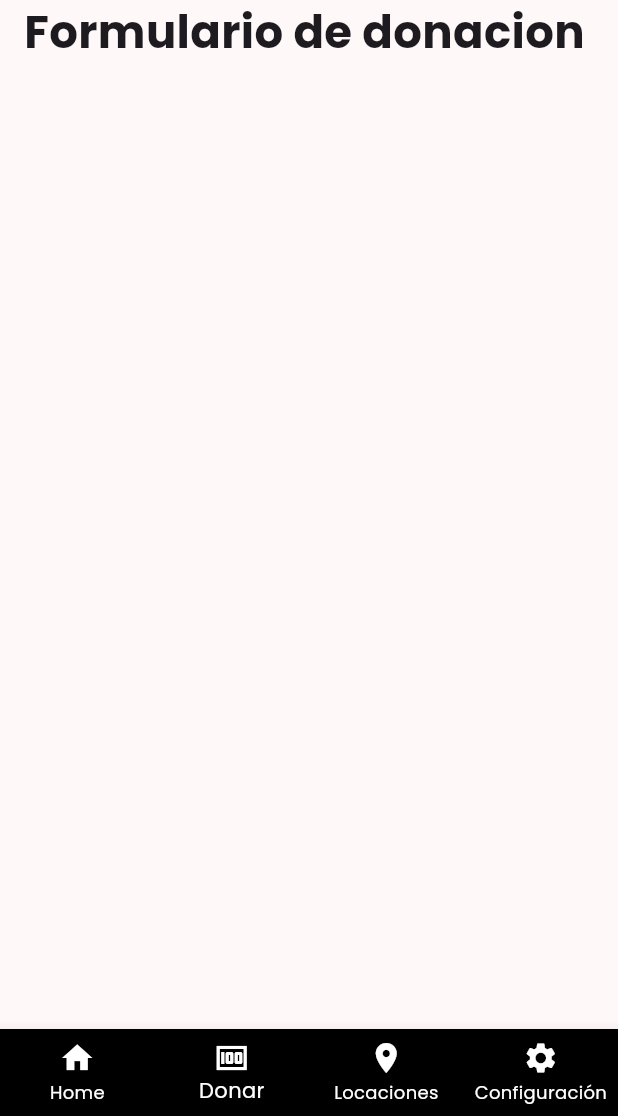
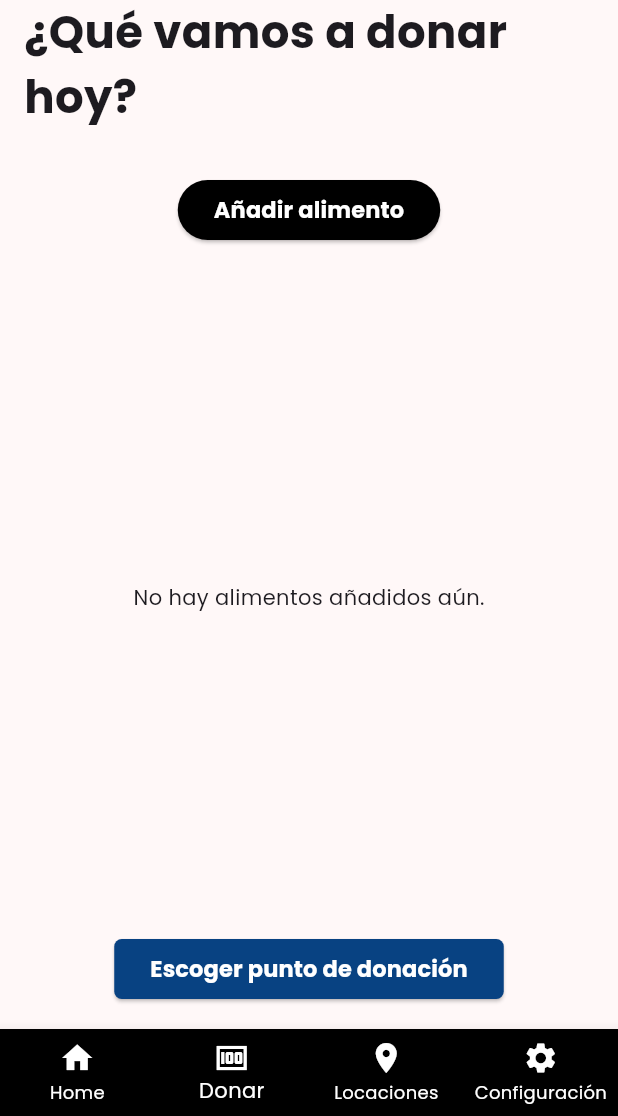
Before and after one commit to ALG06/Frontend, a Flutter app: the screen it shows after launch, item 2 of the bottom bar chosen, after a tap on "Crear donativo", on a phone screen of 412 x 824 dp, the part 120-1236 px from its top. Run offline on Flutter 3.47's test engine with Material 3 defaults, Android fonts, the phone set to English and light mode, and no system bars; our stand-ins replace flutter_dotenv, google_fonts, google_maps_flutter, qr_flutter; missing offline and left inert: universal_html.

Commit message:
donation form view v1

```diff
--- a/lib/layout/layout_general.dart
+++ b/lib/layout/layout_general.dart
@@ -1,5 +1,5 @@
 import 'package:flutter/material.dart';
-import "../utils/utils.dart";
+import "../components/main_title.dart";
 
 class LayoutGeneral extends StatelessWidget {
   final Widget child;
--- a/lib/views/auth_view.dart
+++ b/lib/views/auth_view.dart
@@ -1,5 +1,5 @@
 import 'package:flutter/material.dart';
-import "../utils/utils.dart";
+import "../components/main_title.dart";
 import "./auth/auth_forms.dart";
 
 // TODO: Implement it with the rest of the app.
--- a/lib/views/donations/donate_view.dart
+++ b/lib/views/donations/donate_view.dart
@@ -1,6 +1,6 @@
 import 'package:flutter/material.dart';
 import 'package:myapp/views/donations/form_view.dart';
-import "../../utils/utils.dart";
+import "../../components/main_title.dart";
 
 class Donation {
   final String name;
@@ -123,7 +123,8 @@ class _DonateViewState extends State<DonateView> {
         children: [
           const GeneralTitle(title: "Donaciones"),
           const SizedBox(height: 16),
-          ElevatedButton(
+          Center(
+            child: ElevatedButton(
             onPressed: () {
               Navigator.push(
                 context,
@@ -146,6 +147,7 @@ class _DonateViewState extends State<DonateView> {
                 fontSize: 15,
               ),
             ),
+          ),
           ),
           const SizedBox(height: 20),
           const Text("Donaciones activas",
--- a/lib/views/donations/form_view.dart
+++ b/lib/views/donations/form_view.dart
@@ -1,20 +1,117 @@
 import 'package:flutter/material.dart';
+import "package:myapp/views/donations/donation_point.dart";
+import "../../components/main_title.dart";
+import "./alert_form.dart";
 
-import "../../utils/utils.dart";
-
-class FormDonationView extends StatelessWidget {
+class FormDonationView extends StatefulWidget {
   const FormDonationView({super.key});
 
   @override
+  FormDonationViewState createState() => FormDonationViewState();
+}
+
+class FormDonationViewState extends State<FormDonationView> {
+  // This list will dynamically update as elements are added
+  List<Map<String, dynamic>> foodList = [];
+
+  // Function to show the pop-up dialog
+  Future<void> _showAddFoodDialog() async {
+    final newFood = await showDialog<Map<String, dynamic>>(
+      context: context,
+      builder: (BuildContext context) {
+        return const AddFoodDialog();
+      },
+    );
+
+    // If the user submitted the form, add the new food to the list
+    if (newFood != null) {
+      setState(() {
+        foodList.add(newFood);
+      });
+    }
+  }
+
+  @override
   Widget build(BuildContext context) {
-    return const Padding(
-      padding: EdgeInsets.all(16.0),
+    return Padding(
+      padding: const EdgeInsets.all(16.0),
       child: Column(
         crossAxisAlignment: CrossAxisAlignment.start,
         children: [
-          GeneralTitle(title: 'Formulario de donacion'),
-          SizedBox(height: 20),
-          // Additional content for the home view...
+          const GeneralTitle(title: '¿Qué vamos a donar hoy?'),
+          const SizedBox(height: 20),
+          Center(
+            child: ElevatedButton(
+                style: ElevatedButton.styleFrom(backgroundColor: Colors.black),
+                onPressed: _showAddFoodDialog,
+                child: const Text(
+                  "Añadir alimento",
+                  style: TextStyle(
+                    color: Colors.white,
+                    fontWeight: FontWeight.bold,
+                    fontSize: 15,
+                  ),
+                )),
+          ),
+          const SizedBox(height: 20),
+
+          // Show the list title if there are any items in the list
+          if (foodList.isNotEmpty)
+            const Text(
+              "Lista de alimentos añadidos",
+              style: TextStyle(
+                fontWeight: FontWeight.bold,
+                fontSize: 18,
+                color: Colors.black,
+              ),
+            ),
+          const SizedBox(height: 10),
+
+          // The dynamic list of food items
+          Expanded(
+            child: foodList.isNotEmpty
+                ? ListView.builder(
+                    itemCount: foodList.length,
+                    itemBuilder: (context, index) {
+                      final food = foodList[index];
+                      return ListTile(
+                        leading: CircleAvatar(
+                          backgroundImage: NetworkImage(food['photoUrl']),
+                        ),
+                        title: Text(food['name']),
+                        subtitle: Text(food['amount']),
+                        trailing: Text(food['category']),
+                      );
+                    },
+                  )
+                : const Center(child: Text('No hay alimentos añadidos aún.')),
+          ),
+
+          const SizedBox(height: 20),
+          Center(
+              child: ElevatedButton(
+                  style: ElevatedButton.styleFrom(
+                    shape: RoundedRectangleBorder(
+                      borderRadius: BorderRadius.circular(5),
+                    ),
+                    backgroundColor: const Color.fromRGBO(8, 66, 130, 1),
+                  ),
+                  onPressed: () {
+                    // Navigate to the new view and pass the foodList
+                    Navigator.push(
+                      context,
+                      MaterialPageRoute(
+                        builder: (context) =>
+                            DonationPoint(foodList: foodList),
+                      ),
+                    );
+                  },
+                  child: const Text("Escoger punto de donación",
+                      style: TextStyle(
+                        color: Colors.white,
+                        fontWeight: FontWeight.bold,
+                        fontSize: 15,
+                      ))))
         ],
       ),
     );
--- a/lib/views/home_view.dart
+++ b/lib/views/home_view.dart
@@ -1,6 +1,6 @@
 import 'package:flutter/material.dart';
 
-import "../utils/utils.dart";
+import "../components/main_title.dart";
 
 class HomeView extends StatelessWidget {
   const HomeView({super.key});
--- a/lib/views/locations_view.dart
+++ b/lib/views/locations_view.dart
@@ -1,6 +1,6 @@
 import 'package:flutter/material.dart';
 import 'package:google_maps_flutter/google_maps_flutter.dart';
-import "../utils/utils.dart";
+import "../components/main_title.dart";
 
 class LocationsView extends StatefulWidget {
   const LocationsView({super.key});
--- a/lib/views/settings_view.dart
+++ b/lib/views/settings_view.dart
@@ -1,6 +1,6 @@
 import 'package:flutter/material.dart';
 
-import "../utils/utils.dart";
+import "../components/main_title.dart";
 
 class SettingsView extends StatelessWidget {
   const SettingsView({super.key});
```
Also changed, not shown: lib/components/drop_down.dart (added, +43 -0 lines), lib/views/donations/alert_form.dart (added, +137 -0 lines), lib/views/donations/donation_point.dart (added, +17 -0 lines), lib/components/main_title.dart (renamed from lib/utils/utils.dart).
